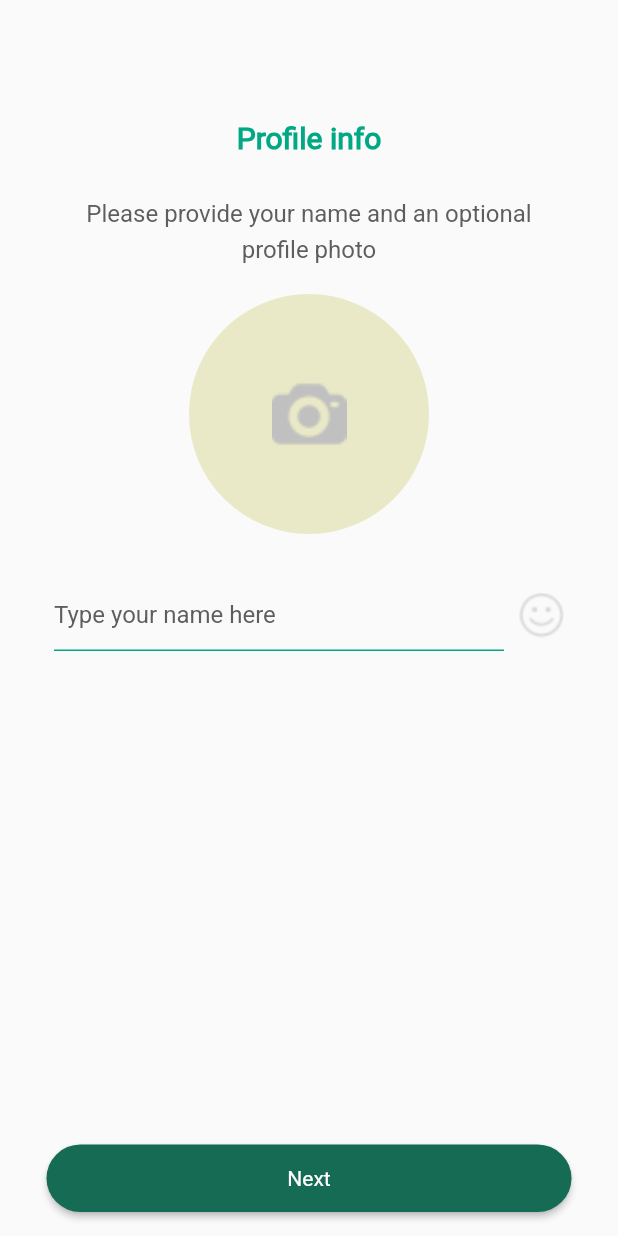
After one commit to MontasirOpi/whatsapp_ui, a Flutter app: the ProfileScreen screen opened directly, on a phone screen of 412 x 824 dp. The commit adds this screen. Run offline on Flutter 3.47's test engine with Material 3 defaults, Android fonts, the phone set to English and light mode, and no system bars; our stand-ins replace image_picker.

Commit message:
profile screen wit image picker

```diff
--- a/lib/screens/otp/opt_screen.dart
+++ b/lib/screens/otp/opt_screen.dart
@@ -1,4 +1,5 @@
 import 'package:flutter/material.dart';
+import 'package:whatsapp_ui/screens/profile/profile_screen.dart';
 import 'package:whatsapp_ui/widgest/ui_helper.dart';
 
 class OptScreen extends StatelessWidget {
@@ -84,7 +85,9 @@ class OptScreen extends StatelessWidget {
         ),
       ),
       floatingActionButton: UiHelper.CustomButton(
-        callBack: () {},
+        callBack: () {
+          Navigator.push(context, MaterialPageRoute(builder: (context) => ProfileScreen(),));
+        },
         buttonName: 'Next',
       ),
       floatingActionButtonLocation:
--- /dev/null
+++ b/lib/screens/profile/profile_screen.dart
@@ -0,0 +1,167 @@
+import 'dart:io';
+
+import 'package:flutter/material.dart';
+import 'package:image_picker/image_picker.dart';
+import 'package:whatsapp_ui/widgest/ui_helper.dart';
+
+class ProfileScreen extends StatefulWidget {
+  ProfileScreen({super.key});
+
+  @override
+  State<ProfileScreen> createState() => _ProfileScreenState();
+}
+
+class _ProfileScreenState extends State<ProfileScreen> {
+  TextEditingController nameController = TextEditingController();
+
+  File? pickedImage;
+
+  @override
+  Widget build(BuildContext context) {
+    return Scaffold(
+      body: Center(
+        child: Column(
+          children: [
+            SizedBox(height: 80),
+            UiHelper.customText(
+              text: 'Profile info',
+              hight: 20,
+              color: Color(0xff00A884),
+              fontWeight: FontWeight.bold,
+            ),
+            SizedBox(height: 30),
+            UiHelper.customText(
+              text: 'Please provide your name and an optional',
+              hight: 16,
+            ),
+            SizedBox(height: 5),
+            UiHelper.customText(text: 'profile photo', hight: 16),
+            SizedBox(height: 20),
+            GestureDetector(
+              onTap: () {
+                _openBottomSheet(context);
+              },
+              child: pickedImage ==null? CircleAvatar(
+                radius: 80,
+                backgroundColor: Color.fromARGB(217, 230, 230, 190),
+                child: Image.asset(
+                  'assets/images/photo-camera 1.png',
+                  height: 50,
+                  fit: BoxFit.cover,
+                ),
+              ): CircleAvatar(
+                radius: 80,
+                // backgroundColor: Color.fromARGB(217, 230, 230, 190),
+                backgroundImage: FileImage(pickedImage!),
+              )
+            ),
+            SizedBox(height: 30),
+            Row(
+              mainAxisAlignment: MainAxisAlignment.center,
+              children: [
+                SizedBox(
+                  width: 300,
+                  child: TextField(
+                    keyboardType: TextInputType.name,
+                    controller: nameController,
+                    decoration: InputDecoration(
+                      hintText: 'Type your name here',
+                      hintStyle: TextStyle(color: Color(0xff5E5E5E)),
+                      border: UnderlineInputBorder(
+                        borderSide: BorderSide(
+                          color: Color(0xff00A884),
+                        ),
+                      ),
+                      enabledBorder: UnderlineInputBorder(
+                        borderSide: BorderSide(
+                          color: Color(0xff00A884),
+                        ),
+                      ),
+                      focusedBorder: UnderlineInputBorder(
+                        borderSide: BorderSide(
+                          color: Color(0xff00A884),
+                        ),
+                      ),
+                    ),
+                  ),
+                ),
+                SizedBox(width: 10),
+                Image.asset('assets/images/happy-face 1.png'),
+              ],
+            ),
+          ],
+        ),
+      ),
+      floatingActionButton: UiHelper.CustomButton(
+        callBack: () {},
+        buttonName: 'Next',
+      ),
+      floatingActionButtonLocation:
+          FloatingActionButtonLocation.centerFloat,
+    );
+  }
+
+  _openBottomSheet(BuildContext context) {
+    {
+      return showModalBottomSheet(
+        context: context,
+        builder: (BuildContext context) {
+          return Container(
+            height: 200,
+            width: 200,
+            child: Column(
+              mainAxisAlignment: MainAxisAlignment.center,
+              children: [
+                Row(
+                  mainAxisAlignment: MainAxisAlignment.spaceEvenly,
+                  children: [
+                    IconButton(
+                      onPressed: () {
+                        _pickImage(ImageSource.camera);
+                      },
+                      icon: Icon(
+                        Icons.camera_alt,
+                        size: 70,
+                        color: Colors.grey,
+                      ),
+                    ),
+                    IconButton(
+                      onPressed: () {
+                        _pickImage(ImageSource.gallery);
+                      },
+                      icon: Icon(
+                        Icons.camera,
+                        size: 70,
+                        color: Colors.grey,
+                      ),
+                    ),
+                  ],
+                ),
+              ],
+            ),
+          );
+        },
+      );
+    }
+  }
+
+  _pickImage(ImageSource ImageSource) async {
+    try {
+      final photo = await ImagePicker().pickImage(
+        source: ImageSource,
+      );
+      if (photo == null) return;
+      final tempimage = File(photo.path);
+      setState(() {
+        pickedImage = tempimage;
+      });
+    } catch (e) {
+      return ScaffoldMessenger.of(context).showSnackBar(
+        SnackBar(
+          content: Text('Failed to pick image: $e'),
+          backgroundColor: Color(0xff00A884),
+        ),
+      );
+    }
+  }
+}
--- a/pubspec.yaml
+++ b/pubspec.yaml
@@ -34,6 +34,7 @@ dependencies:
   # The following adds the Cupertino Icons font to your application.
   # Use with the CupertinoIcons class for iOS style icons.
   cupertino_icons: ^1.0.8
+  image_picker: ^1.1.2
 
 dev_dependencies:
   flutter_test:
```
Also changed, not shown: assets/images/happy-face 1.png (added), pubspec.lock, 5 other files.
